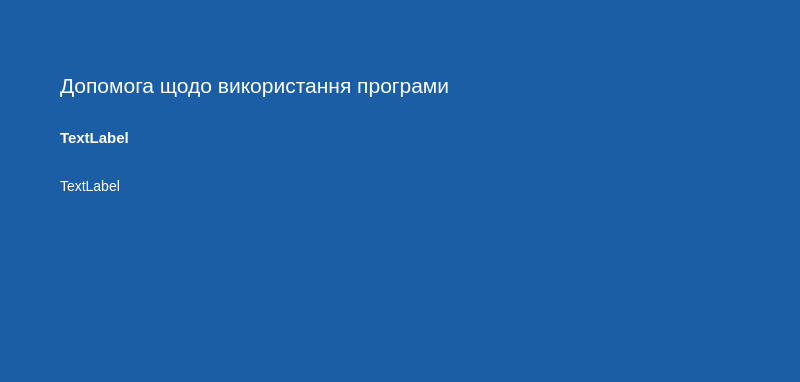
Above: helpwindow.ui from admiralbub/oop_course_2020 before the change; both pictures show x 0 to 800 and y 0 to 382 of the 800 by 600 pixel window. Below: the same form after it.
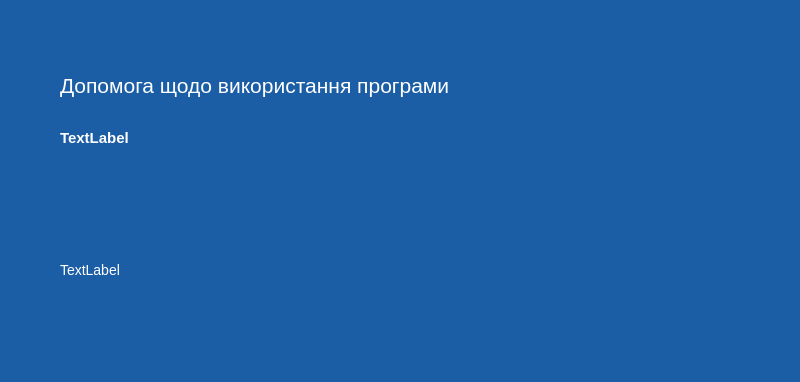
That is the form after the change.

Commit message: Edit style hover menu button

Diff of the .ui file:
```diff
--- a/helpwindow.ui
+++ b/helpwindow.ui
@@ -110,16 +110,38 @@
      <rect>
       <x>60</x>
       <y>170</y>
-      <width>671</width>
-      <height>31</height>
+      <width>674</width>
+      <height>200</height>
      </rect>
     </property>
+    <property name="tabletTracking">
+     <bool>false</bool>
+    </property>
+    <property name="acceptDrops">
+     <bool>false</bool>
+    </property>
+    <property name="layoutDirection">
+     <enum>Qt::LeftToRight</enum>
+    </property>
     <property name="styleSheet">
-     <string notr="true">font-size:14px;</string>
+     <string notr="true">font-size:14px;
+line-height:10px;</string>
     </property>
     <property name="text">
      <string>TextLabel</string>
     </property>
+    <property name="textFormat">
+     <enum>Qt::PlainText</enum>
+    </property>
+    <property name="scaledContents">
+     <bool>false</bool>
+    </property>
+    <property name="wordWrap">
+     <bool>false</bool>
+    </property>
+    <property name="openExternalLinks">
+     <bool>true</bool>
+    </property>
    </widget>
   </widget>
   <widget class="QMenuBar" name="menubar">
```
The commit also changes 4 other files.
